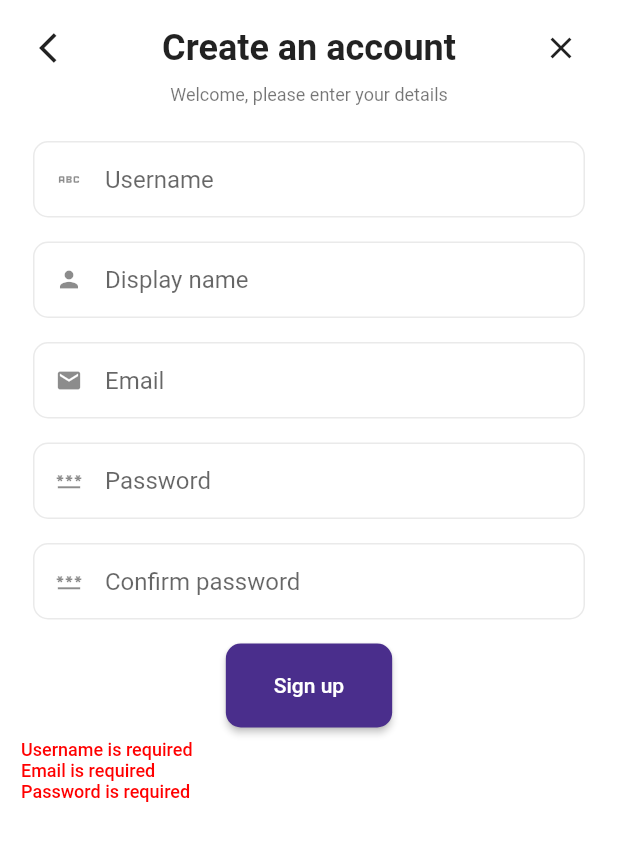
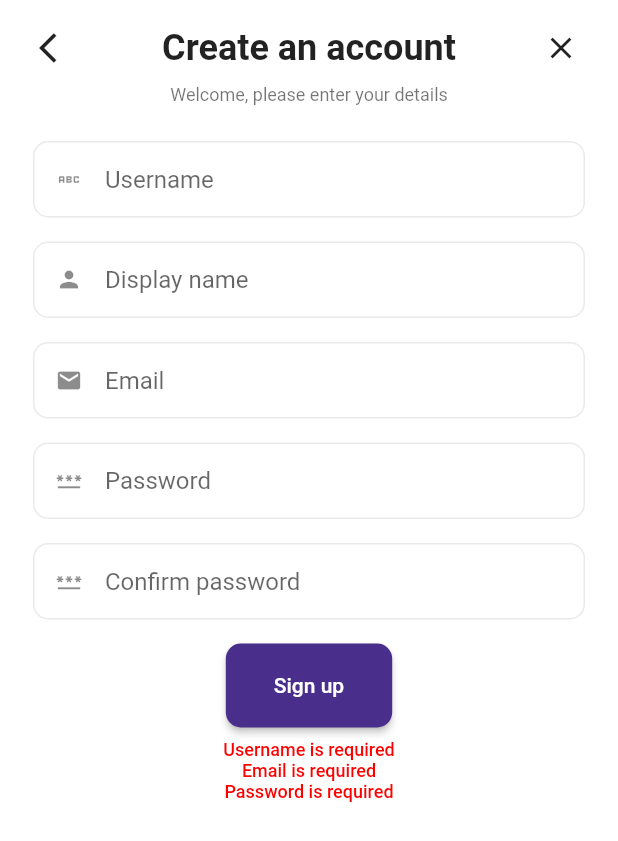
Before and after one commit to chuonglam/schedule_booking, a Flutter app: the SignupScreen screen opened by its route, after a tap on "Sign up", on a phone screen of 412 x 824 dp. Shown: the top 841 px of the screen. Run offline on Flutter 3.47's test engine with Material 2 defaults, Android fonts, the phone set to English and light mode, and no system bars; our stand-ins replace flutter_svg, get, get_it, google_fonts, injectable, parse_server_sdk and 1 more.

Commit message:
remove unused import & fix ui

```diff
--- a/lib/main.dart
+++ b/lib/main.dart
@@ -19,6 +19,7 @@ class MyApp extends StatelessWidget {
   Widget build(BuildContext context) {
     return GetMaterialApp(
       title: 'Schedule booking',
+      debugShowCheckedModeBanner: false,
       getPages: AppRouter.pages,
       initialBinding: AppBinding(),
       theme: AppStyles.theme(context),
--- a/lib/screens/auth/signup_screen.dart
+++ b/lib/screens/auth/signup_screen.dart
@@ -173,13 +173,14 @@ class _SignupFormState extends State<_SignupForm> {
             ),
             const SizedBox(height: 8),
             Row(
-              mainAxisAlignment: MainAxisAlignment.start,
+              mainAxisAlignment: MainAxisAlignment.center,
               children: [
                 GetX<SignUpController>(
                   builder: (signUpController) {
                     if (signUpController.error != null) {
                       return Text(
                         signUpController.error!,
+                        textAlign: TextAlign.center,
                         style: AppStyles.medium.copyWith(
                           color: kErrorColor,
                           fontSize: 12,
--- a/lib/screens/main/main_screen.dart
+++ b/lib/screens/main/main_screen.dart
@@ -1,6 +1,5 @@
 import 'package:common/common.dart';
 import 'package:flutter/material.dart';
-import 'package:flutter_svg/svg.dart';
 import 'package:get/get.dart';
 import 'package:schedule_booking/common/widgets/logo.dart';
 import 'package:schedule_booking/common/widgets/user_menu.dart';
```
